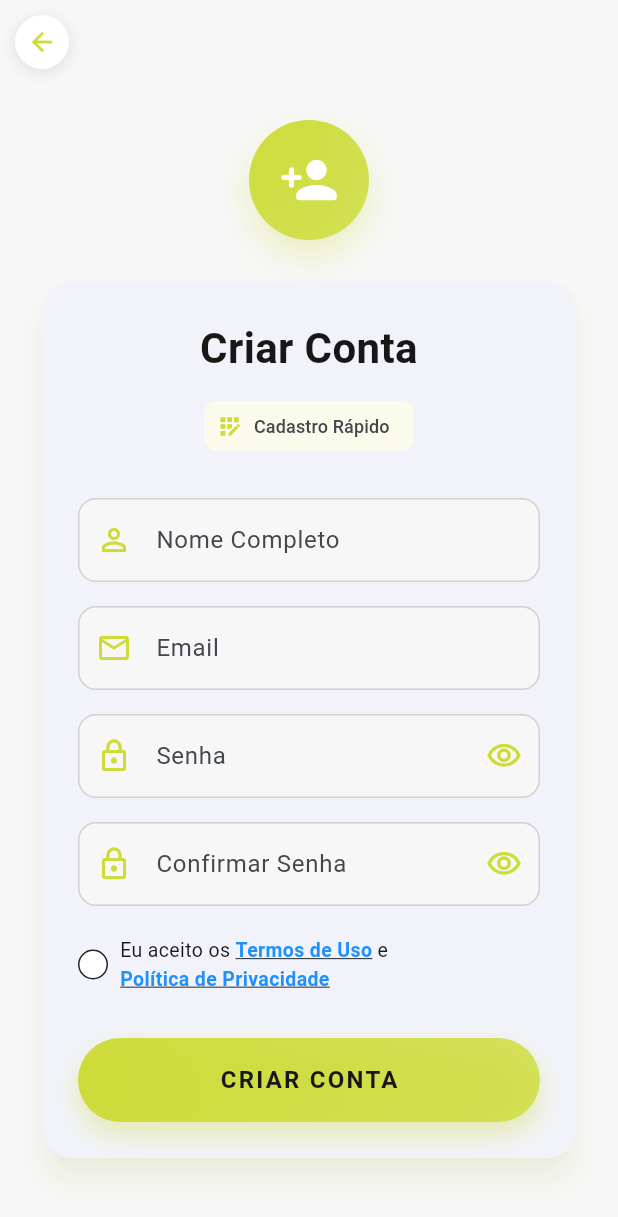
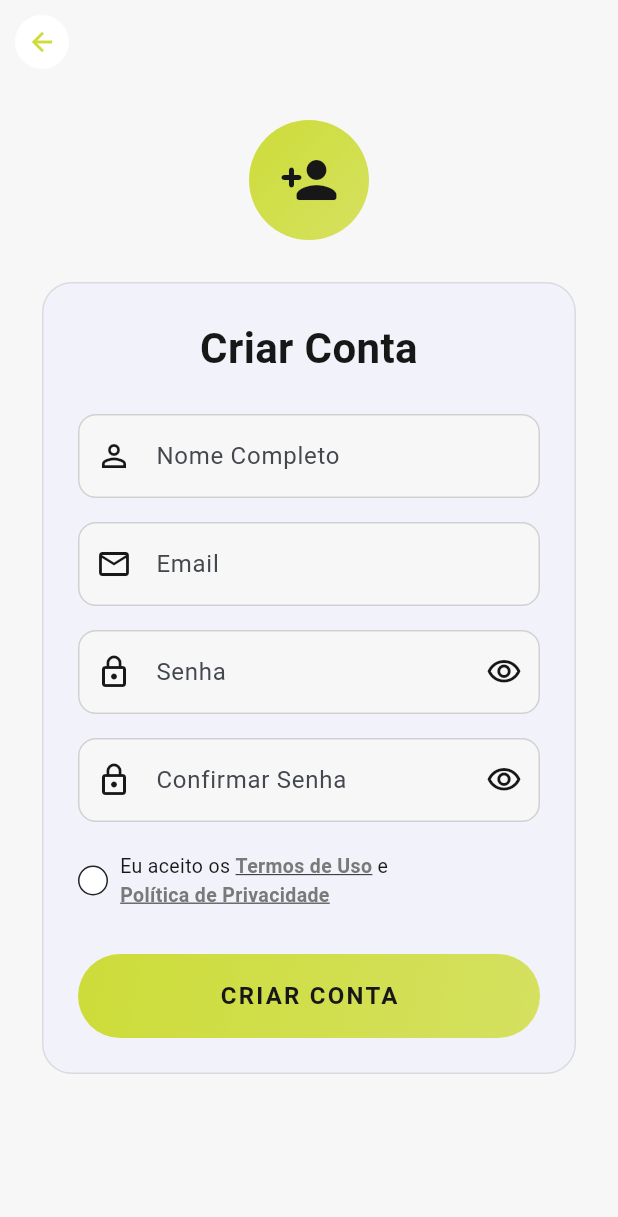
Before and after one commit to josevitor555/Flutter-App, a Flutter app: the screen it shows after launch, after a tap on "Cadastre-se", on a phone screen of 412 x 824 dp. Shown: the top 1217 px of the screen. Run offline on Flutter 3.47's test engine with Material 3 defaults, Android fonts, the phone set to English and light mode, and no system bars; drawn by our look-alikes of getwidget.

Commit message:
Login and register are changed

```diff
--- a/achados_e_perdidos/lib/main.dart
+++ b/achados_e_perdidos/lib/main.dart
@@ -30,11 +30,14 @@ class MyApp extends StatelessWidget {
           elevation: 0,
         ),
       ),
-      home: const LoginScreen(),
+      home:
+          const LoginScreen(), // Alterado para mostrar a tela de login primeiro
     );
   }
 }
 
+// Comentei a classe MyHomePage pois agora não será mais a tela inicial
+/*
 class MyHomePage extends StatefulWidget {
   const MyHomePage({super.key, required this.title});
   final String title;
@@ -100,3 +103,4 @@ class _MyHomePageState extends State<MyHomePage> {
     );
   }
 }
+*/
--- a/achados_e_perdidos/lib/screens/login_screen.dart
+++ b/achados_e_perdidos/lib/screens/login_screen.dart
@@ -68,12 +68,12 @@ class _LoginScreenState extends State<LoginScreen> {
                       decoration: BoxDecoration(
                         gradient: AppColors.primaryGradient,
                         shape: BoxShape.circle,
-                        boxShadow: [AppColors.primaryShadow],
                       ),
                       child: Icon(
                         Icons.search_rounded,
                         size: 50,
-                        color: AppColors.white,
+                        color: AppColors
+                            .black, // Usando cor preta conforme PALETA_CORES.md 39-42
                       ),
                     ),
                   ),
@@ -83,10 +83,12 @@ class _LoginScreenState extends State<LoginScreen> {
 
                 // Card Principal com Material UI
                 Card(
-                  elevation: 8,
-                  shadowColor: AppColors.primary.withOpacity(0.2),
+                  elevation: 0, // Removendo sombra do card
                   shape: RoundedRectangleBorder(
                     borderRadius: BorderRadius.circular(20),
+                    side: BorderSide(
+                      color: AppColors.grey.withOpacity(0.2),
+                    ), // Adicionando borda sutil
                   ),
                   child: Padding(
                     padding: const EdgeInsets.all(24.0),
@@ -101,28 +103,10 @@ class _LoginScreenState extends State<LoginScreen> {
                             style: TextStyle(
                               fontSize: 28,
                               fontWeight: FontWeight.bold,
-                              color: AppColors.black,
+                              color: AppColors
+                                  .black, // Usando cor preta conforme PALETA_CORES.md 39-42
                             ),
                             textAlign: TextAlign.center,
-                          ),
-
-                          const SizedBox(height: 8),
-
-                          // Chip decorativo
-                          Center(
-                            child: Chip(
-                              avatar: Icon(
-                                Icons.lock_person,
-                                size: 18,
-                                color: AppColors.primary,
-                              ),
-                              label: const Text(
-                                'Login Seguro',
-                                style: TextStyle(fontSize: 12),
-                              ),
-                              backgroundColor: AppColors.primaryLight,
-                              side: BorderSide.none,
-                            ),
                           ),
 
                           const SizedBox(height: 30),
@@ -136,7 +120,8 @@ class _LoginScreenState extends State<LoginScreen> {
                               hintText: 'seu@email.com',
                               prefixIcon: Icon(
                                 Icons.email_outlined,
-                                color: AppColors.primary,
+                                color: AppColors
+                                    .black, // Usando cor preta conforme PALETA_CORES.md 39-42
                               ),
                               border: OutlineInputBorder(
                                 borderRadius: BorderRadius.circular(12),
@@ -179,14 +164,16 @@ class _LoginScreenState extends State<LoginScreen> {
                               hintText: '••••••••',
                               prefixIcon: Icon(
                                 Icons.lock_outline,
-                                color: AppColors.primary,
+                                color: AppColors
+                                    .black, // Usando cor preta conforme PALETA_CORES.md 39-42
                               ),
                               suffixIcon: IconButton(
                                 icon: Icon(
                                   _obscurePassword
                                       ? Icons.visibility_outlined
                                       : Icons.visibility_off_outlined,
-                                  color: AppColors.primary,
+                                  color: AppColors
+                                      .black, // Usando cor preta conforme PALETA_CORES.md 39-42
                                 ),
                                 onPressed: () {
                                   setState(() {
@@ -281,7 +268,8 @@ class _LoginScreenState extends State<LoginScreen> {
                                   'Esqueceu a senha?',
                                   style: TextStyle(
                                     fontSize: 14,
-                                    color: AppColors.secondary,
+                                    color: AppColors
+                                        .grey, // Usando cor cinza conforme PALETA_CORES.md 24-27
                                     fontWeight: FontWeight.w600,
                                   ),
                                 ),
@@ -297,7 +285,6 @@ class _LoginScreenState extends State<LoginScreen> {
                             decoration: BoxDecoration(
                               gradient: AppColors.primaryGradient,
                               borderRadius: BorderRadius.circular(28),
-                              boxShadow: [AppColors.buttonShadow],
                             ),
                             child: ElevatedButton(
                               onPressed: _handleLogin,
@@ -333,7 +320,10 @@ class _LoginScreenState extends State<LoginScreen> {
                   children: [
                     Text(
                       'Não tem uma conta? ',
-                      style: TextStyle(color: AppColors.grey, fontSize: 14),
+                      style: TextStyle(
+                        color: AppColors.grey,
+                        fontSize: 14,
+                      ), // Usando cor cinza conforme PALETA_CORES.md 23-27
                     ),
                     TextButton(
                       onPressed: () {
@@ -348,7 +338,8 @@ class _LoginScreenState extends State<LoginScreen> {
                         'Cadastre-se',
                         style: TextStyle(
                           fontSize: 14,
-                          color: AppColors.primary,
+                          color: AppColors
+                              .grey, // Usando cor cinza conforme PALETA_CORES.md 23-27
                           fontWeight: FontWeight.bold,
                         ),
                       ),
--- a/achados_e_perdidos/lib/screens/register_screen.dart
+++ b/achados_e_perdidos/lib/screens/register_screen.dart
@@ -88,13 +88,6 @@ class _RegisterScreenState extends State<RegisterScreen> {
             decoration: BoxDecoration(
               color: AppColors.white,
               shape: BoxShape.circle,
-              boxShadow: [
-                BoxShadow(
-                  color: Colors.black.withOpacity(0.1),
-                  blurRadius: 8,
-                  offset: const Offset(0, 2),
-                ),
-              ],
             ),
             child: Icon(Icons.arrow_back, color: AppColors.primary, size: 20),
           ),
@@ -118,12 +111,12 @@ class _RegisterScreenState extends State<RegisterScreen> {
                       decoration: BoxDecoration(
                         gradient: AppColors.primaryGradient,
                         shape: BoxShape.circle,
-                        boxShadow: [AppColors.primaryShadow],
                       ),
                       child: Icon(
                         Icons.person_add_rounded,
                         size: 40,
-                        color: AppColors.white,
+                        color: AppColors
+                            .black, // Usando cor preta conforme PALETA_CORES.md 39-42
                       ),
                     ),
                   ),
@@ -133,10 +126,12 @@ class _RegisterScreenState extends State<RegisterScreen> {
 
                 // Card Principal com Material UI
                 Card(
-                  elevation: 8,
-                  shadowColor: AppColors.primary.withOpacity(0.2),
+                  elevation: 0, // Removendo sombra do card
                   shape: RoundedRectangleBorder(
                     borderRadius: BorderRadius.circular(20),
+                    side: BorderSide(
+                      color: AppColors.grey.withOpacity(0.2),
+                    ), // Adicionando borda sutil
                   ),
                   child: Padding(
                     padding: const EdgeInsets.all(24.0),
@@ -151,28 +146,10 @@ class _RegisterScreenState extends State<RegisterScreen> {
                             style: TextStyle(
                               fontSize: 28,
                               fontWeight: FontWeight.bold,
-                              color: AppColors.black,
+                              color: AppColors
+                                  .black, // Usando cor preta conforme PALETA_CORES.md 39-42
                             ),
                             textAlign: TextAlign.center,
-                          ),
-
-                          const SizedBox(height: 8),
-
-                          // Chip decorativo
-                          Center(
-                            child: Chip(
-                              avatar: Icon(
-                                Icons.app_registration,
-                                size: 18,
-                                color: AppColors.primary,
-                              ),
-                              label: const Text(
-                                'Cadastro Rápido',
-                                style: TextStyle(fontSize: 12),
-                              ),
-                              backgroundColor: AppColors.primaryLight,
-                              side: BorderSide.none,
-                            ),
                           ),
 
                           const SizedBox(height: 24),
@@ -186,7 +163,8 @@ class _RegisterScreenState extends State<RegisterScreen> {
                               hintText: 'João Silva',
                               prefixIcon: Icon(
                                 Icons.person_outline,
-                                color: AppColors.primary,
+                                color: AppColors
+                                    .black, // Usando cor preta conforme PALETA_CORES.md 39-42
                               ),
                               border: OutlineInputBorder(
                                 borderRadius: BorderRadius.circular(12),
@@ -229,7 +207,8 @@ class _RegisterScreenState extends State<RegisterScreen> {
                               hintText: 'seu@email.com',
                               prefixIcon: Icon(
                                 Icons.email_outlined,
-                                color: AppColors.primary,
+                                color: AppColors
+                                    .black, // Usando cor preta conforme PALETA_CORES.md 39-42
                               ),
                               border: OutlineInputBorder(
                                 borderRadius: BorderRadius.circular(12),
@@ -273,14 +252,16 @@ class _RegisterScreenState extends State<RegisterScreen> {
                               hintText: '••••••••',
                               prefixIcon: Icon(
                                 Icons.lock_outline,
-                                color: AppColors.primary,
+                                color: AppColors
+                                    .black, // Usando cor preta conforme PALETA_CORES.md 39-42
                               ),
                               suffixIcon: IconButton(
                                 icon: Icon(
                                   _obscurePassword
                                       ? Icons.visibility_outlined
                                       : Icons.visibility_off_outlined,
-                                  color: AppColors.primary,
+                                  color: AppColors
+                                      .black, // Usando cor preta conforme PALETA_CORES.md 39-42
                                 ),
                                 onPressed: () {
                                   setState(() {
@@ -329,14 +310,16 @@ class _RegisterScreenState extends State<RegisterScreen> {
                               hintText: '••••••••',
                               prefixIcon: Icon(
                                 Icons.lock_outline,
-                                color: AppColors.primary,
+                                color: AppColors
+                                    .black, // Usando cor preta conforme PALETA_CORES.md 39-42
                               ),
                               suffixIcon: IconButton(
                                 icon: Icon(
                                   _obscureConfirmPassword
                                       ? Icons.visibility_outlined
                                       : Icons.visibility_off_outlined,
-                                  color: AppColors.primary,
+                                  color: AppColors
+                                      .black, // Usando cor preta conforme PALETA_CORES.md 39-42
                                 ),
                                 onPressed: () {
                                   setState(() {
@@ -434,7 +417,8 @@ class _RegisterScreenState extends State<RegisterScreen> {
                                         'Termos de Uso',
                                         style: TextStyle(
                                           fontSize: 13,
-                                          color: AppColors.secondary,
+                                          color: AppColors
+                                              .grey, // Usando cor cinza conforme PALETA_CORES.md 26-26
                                           fontWeight: FontWeight.bold,
                                           decoration: TextDecoration.underline,
                                         ),
@@ -479,7 +463,8 @@ class _RegisterScreenState extends State<RegisterScreen> {
                                         'Política de Privacidade',
                                         style: TextStyle(
                                           fontSize: 13,
-                                          color: AppColors.secondary,
+                                          color: AppColors
+                                              .grey, // Usando cor cinza conforme PALETA_CORES.md 26-26
                                           fontWeight: FontWeight.bold,
                                           decoration: TextDecoration.underline,
                                         ),
@@ -499,7 +484,6 @@ class _RegisterScreenState extends State<RegisterScreen> {
                             decoration: BoxDecoration(
                               gradient: AppColors.primaryGradient,
                               borderRadius: BorderRadius.circular(28),
-                              boxShadow: [AppColors.buttonShadow],
                             ),
                             child: ElevatedButton(
                               onPressed: _handleRegister,
```
